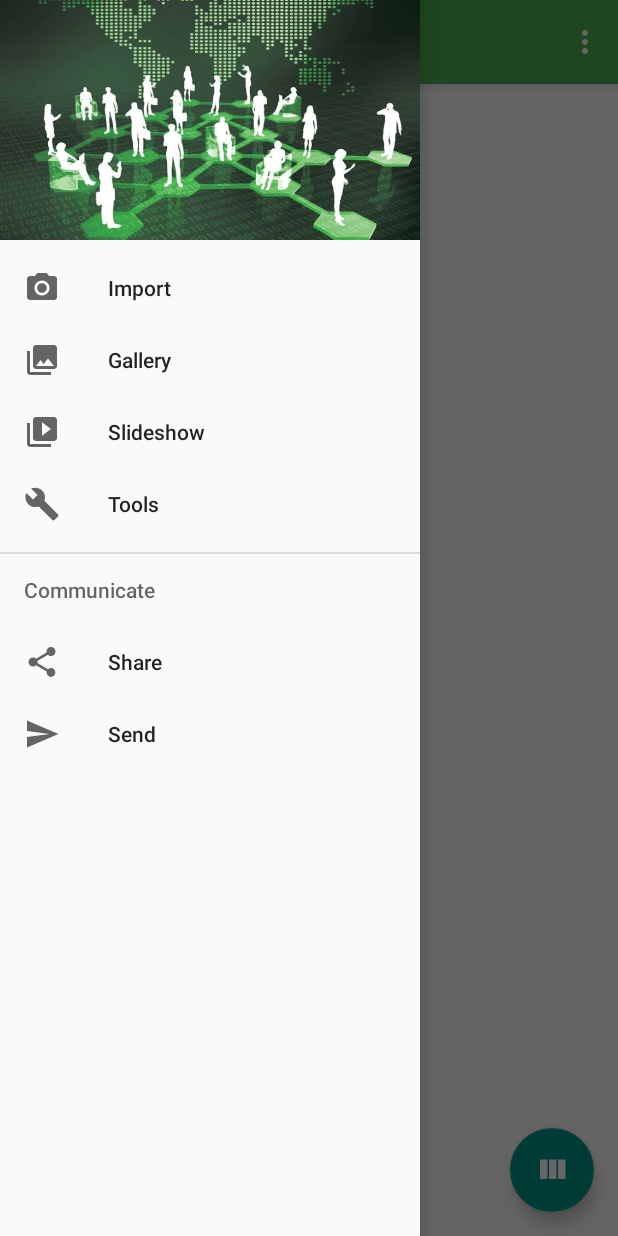
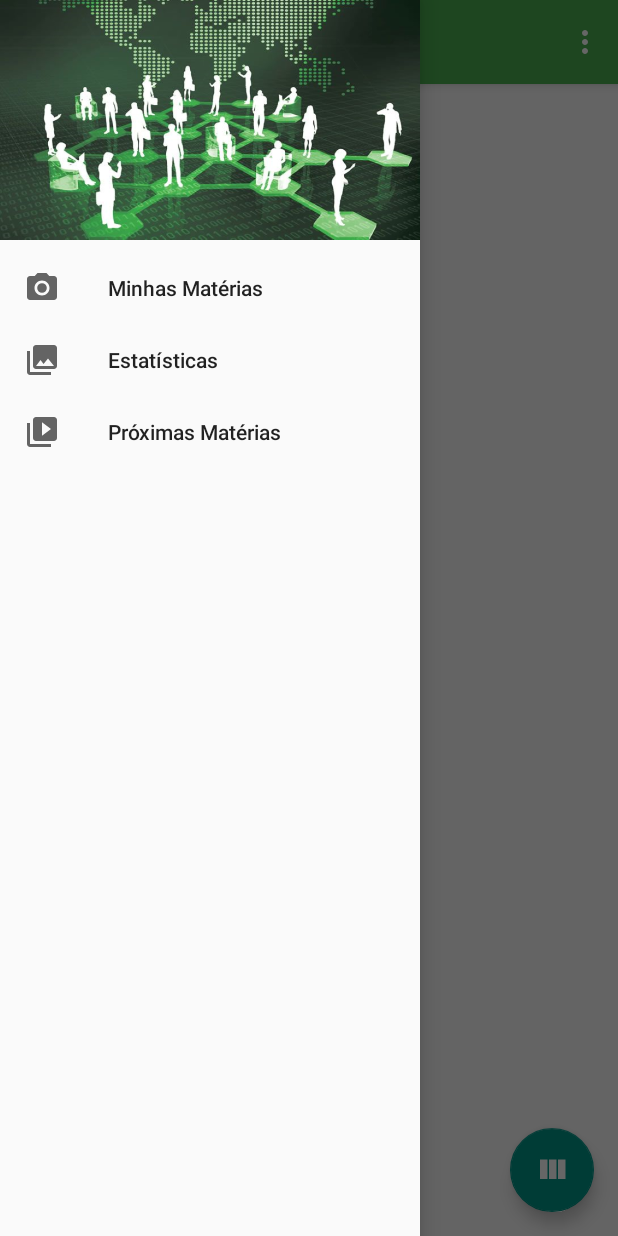
Before and after one commit to duanbressan/falta_muito, an Android app: the screen it shows after launch (MainActivity), with the side drawer open, on a phone screen of 412 x 824 dp. Run offline under Robolectric (Android 15) with nearby library versions, the phone set to English and light mode, and no system bars.

Commit message:
Títulos do drawer

```diff
--- a/app/src/main/java/duan/example/faltamuito/MainActivity.java
+++ b/app/src/main/java/duan/example/faltamuito/MainActivity.java
@@ -73,15 +73,10 @@ public class MainActivity extends AppCompatActivity
         int id = item.getItemId();
 
         if (id == duan.example.faltamuito.R.id.nav_camera) {
+
         } else if (id == duan.example.faltamuito.R.id.nav_gallery) {
 
         } else if (id == duan.example.faltamuito.R.id.nav_slideshow) {
-
-        } else if (id == duan.example.faltamuito.R.id.nav_manage) {
-
-        } else if (id == duan.example.faltamuito.R.id.nav_share) {
-
-        } else if (id == duan.example.faltamuito.R.id.nav_send) {
 
         }
 
--- a/app/src/main/res/menu/activity_main_drawer.xml
+++ b/app/src/main/res/menu/activity_main_drawer.xml
@@ -5,32 +5,14 @@
         <item
             android:id="@+id/nav_camera"
             android:icon="@drawable/ic_menu_camera"
-            android:title="Import" />
+            android:title="@string/minhas_materias" />
         <item
             android:id="@+id/nav_gallery"
             android:icon="@drawable/ic_menu_gallery"
-            android:title="Gallery" />
+            android:title="@string/estatisticas" />
         <item
             android:id="@+id/nav_slideshow"
             android:icon="@drawable/ic_menu_slideshow"
-            android:title="Slideshow" />
-        <item
-            android:id="@+id/nav_manage"
-            android:icon="@drawable/ic_menu_manage"
-            android:title="Tools" />
+            android:title="@string/proximas_materias" />
     </group>
-
-    <item android:title="Communicate">
-        <menu>
-            <item
-                android:id="@+id/nav_share"
-                android:icon="@drawable/ic_menu_share"
-                android:title="Share" />
-            <item
-                android:id="@+id/nav_send"
-                android:icon="@drawable/ic_menu_send"
-                android:title="Send" />
-        </menu>
-    </item>
-
 </menu>
--- a/app/src/main/res/values/strings.xml
+++ b/app/src/main/res/values/strings.xml
@@ -1,14 +1,15 @@
 <resources>
-    <string name="app_name">Navigation Drawer</string>
+    <string name="app_name">Falta Muito?</string>
 
     <string name="navigation_drawer_open">Open navigation drawer</string>
     <string name="navigation_drawer_close">Close navigation drawer</string>
     <string name="title_activity_materials">Tab Bar</string>
 
     <string name="action_settings">Settings</string>
-
-    <string name="universidade">Universidade Federal da Fronteira Sul</string>
-    <string name="cc">Ciência da Computação</string>
     <string name="pagina">Página</string>
 
+    <string name="minhas_materias">Minhas Matérias</string>
+    <string name="estatisticas">Estatísticas</string>
+    <string name="proximas_materias">Próximas Matérias</string>
+
 </resources>
```
